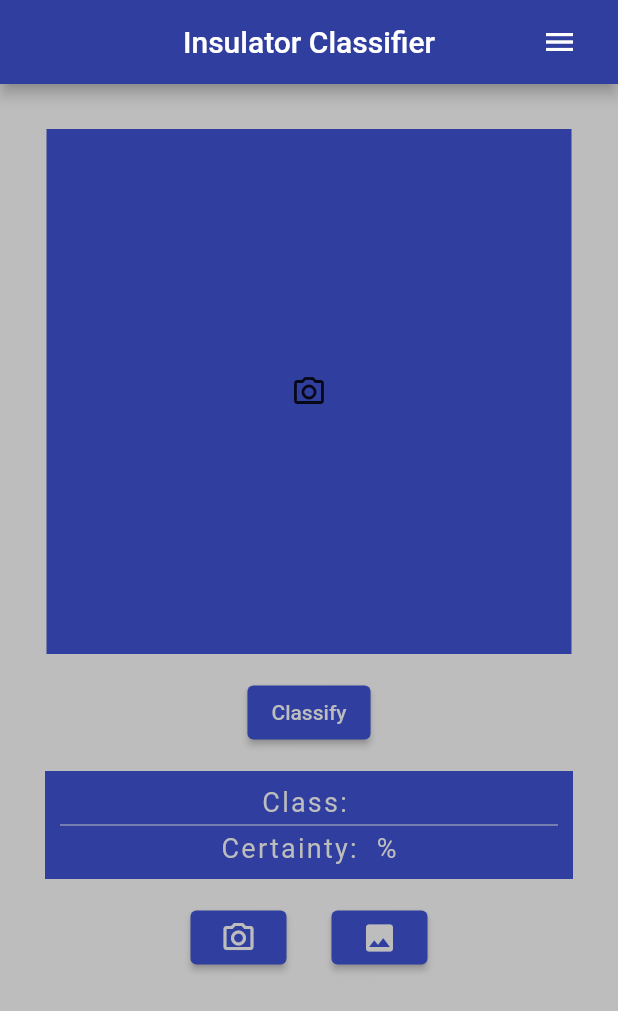
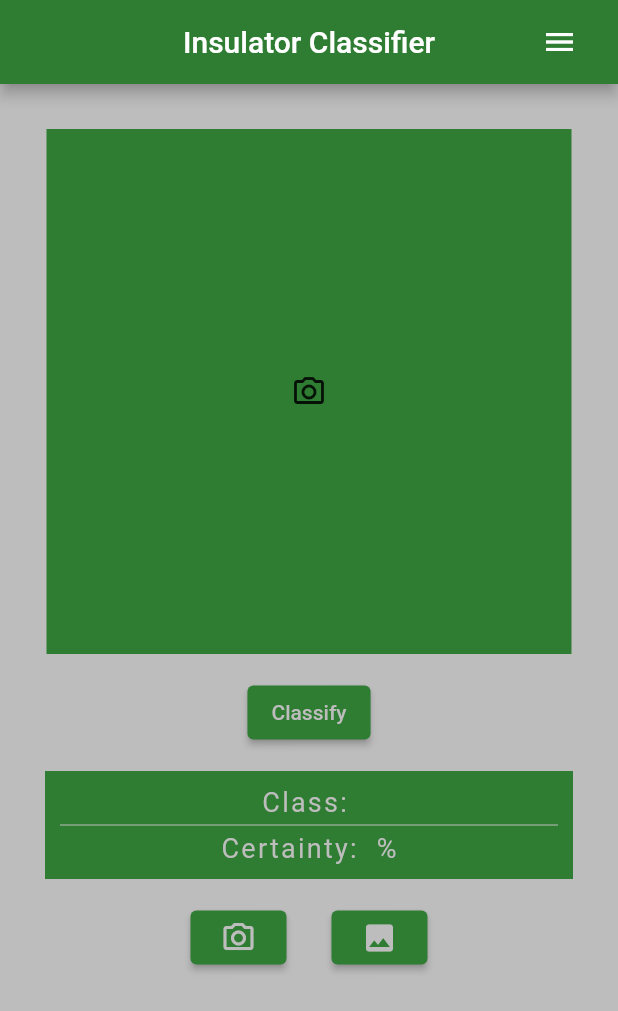
Before and after one commit to Yehia-Fahmy/InsulatorClassifierApp, a Flutter app: the screen it shows after launch, on a phone screen of 412 x 824 dp. Shown: the top 1011 px of the screen. Run offline on Flutter 3.47's test engine with Material 2 defaults, Android fonts, the phone set to English and light mode, and no system bars; statements that could not run were skipped.

Commit message:
updated main color for some visual difference

```diff
--- a/lib/main.dart
+++ b/lib/main.dart
@@ -15,7 +15,7 @@ class Home extends StatefulWidget {
 
 class _HomeState extends State<Home> {
   // some colors
-  Color themeColor = Colors.indigo[700];
+  Color themeColor = Colors.green[800];
   Color themeColor3 = Colors.grey[400];
   // variables used to display information
   String classification = "";
```
